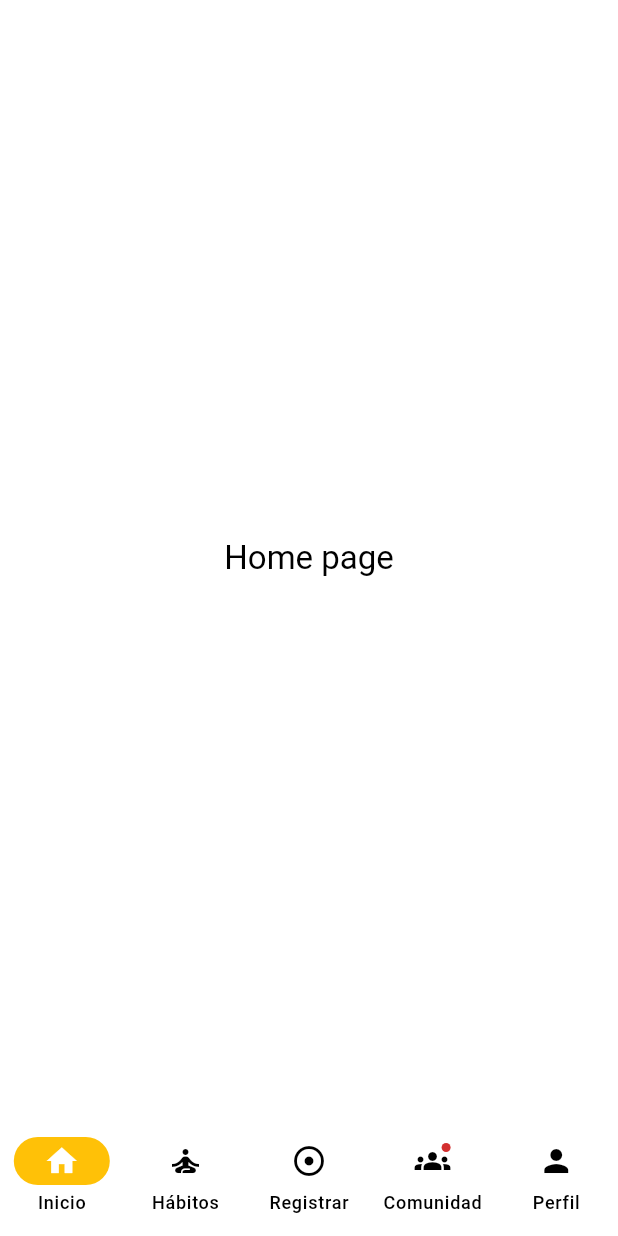
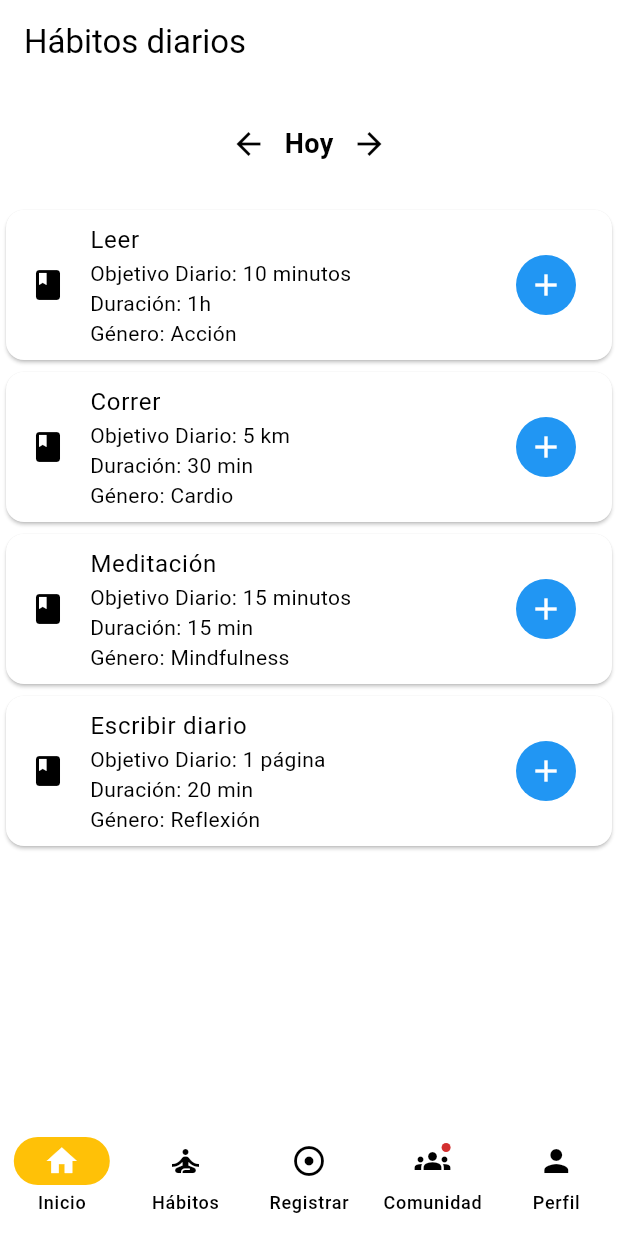
Before and after one commit to celesbatres/gradiente, a Flutter app: the NavigationExample screen opened directly, on a phone screen of 412 x 824 dp. Run offline on Flutter 3.47's test engine with Material 3 defaults, Android fonts, the phone set to English and light mode, and no system bars; our stand-ins replace cloud_firestore, firebase_auth, firebase_core, flutter_login, flutter_svg, font_awesome_flutter and 2 more; accounts and stored records are empty; Roboto replaces fonts that are missing (NotoSans).

Commit message:
Updating home page

```diff
--- a/lib/navigation_example.dart
+++ b/lib/navigation_example.dart
@@ -35,11 +35,11 @@ class _NavigationExampleState extends State<NavigationExample> {
 
   // List of Widgets for the body.
   // These are now instances of your new page classes.
-  final List<Widget> _pages = const [
+  final List<Widget> _pages = [
     HomePage(),
-    HabitosPage(),
-    RegistrarPage(),
-    ComunidadPage(),
+    const HabitosPage(),
+    const RegistrarPage(),
+    const ComunidadPage(),
     // We don't include a widget for "Perfil" here because we navigate away.
   ];
 
--- a/lib/pages/home.dart
+++ b/lib/pages/home.dart
@@ -1,17 +1,100 @@
 // lib/pages/home_page.dart
 import 'package:flutter/material.dart';
 
-class HomePage extends StatelessWidget {
+class HomePage extends StatelssWidget {
   const HomePage({super.key});
+
+  Future<void> _openNumberModal(int index) async {}
+  void _changeDay(int delta) {
+    // setState(() {
+    //   selectedDate = selectedDate.add(Duration(days: delta));
+    // });
+  }
+  static const List<Map<String, String>> habitos = [
+    {
+      'nombre': 'Leer',
+      'objetivo': '10 minutos',
+      'duracion': '1h',
+      'genero': 'Acción'
+    },
+    {
+      'nombre': 'Correr',
+      'objetivo': '5 km',
+      'duracion': '30 min',
+      'genero': 'Cardio'
+    },
+    {
+      'nombre': 'Meditación',
+      'objetivo': '15 minutos',
+      'duracion': '15 min',
+      'genero': 'Mindfulness'
+    },
+    {
+      'nombre': 'Escribir diario',
+      'objetivo': '1 página',
+      'duracion': '20 min',
+      'genero': 'Reflexión'
+    },
+  ];
 
   @override
   Widget build(BuildContext context) {
     final ThemeData theme = Theme.of(context);
-    return Card(
-      shadowColor: Colors.transparent,
-      margin: const EdgeInsets.all(8.0),
-      child: SizedBox.expand(
-        child: Center(child: Text('Home page', style: theme.textTheme.titleLarge)),
+    return Scaffold(
+      appBar: AppBar(title: Text('Hábitos diarios')),
+      body: Column(
+        children: [
+          // Sección de días
+          Padding(
+            padding: const EdgeInsets.symmetric(vertical: 16),
+            child: Row(
+              mainAxisAlignment: MainAxisAlignment.center,
+              children: [
+                IconButton(
+                  icon: Icon(Icons.arrow_back),
+                  onPressed: () => _changeDay(-1),
+                ),
+                Text(
+                  'Hoy',
+                  style: TextStyle(fontSize: 18, fontWeight: FontWeight.bold),
+                ),
+                IconButton(
+                  icon: Icon(Icons.arrow_forward),
+                  onPressed: () => _changeDay(1),
+                ),
+              ],
+            ),
+          ),
+          // Lista de hábitos
+          Expanded(
+            child: ListView.builder(
+              itemCount: habitos.length,
+              itemBuilder: (context, index) {
+                final habito = habitos[index];
+                return Card(
+                  child: ListTile(
+                    leading: const Icon(Icons.book),
+                    title: Text(habito['nombre']!),
+                    subtitle: Text(
+                        'Objetivo Diario: ${habito['objetivo']}\nDuración: ${habito['duracion']}\nGénero: ${habito['genero']}'),
+                    trailing: GestureDetector(
+                      onTap: () => _openNumberModal(index),
+                      child: Container(
+                        width: 40,
+                        height: 40,
+                        decoration: BoxDecoration(
+                          shape: BoxShape.circle,
+                          color: Colors.blue,
+                        ),
+                        child: const Icon(Icons.add, color: Colors.white),
+                      ),
+                    ),
+                  ),
+                );
+              },
+            ),
+          ),
+        ],
       ),
     );
   }
```
